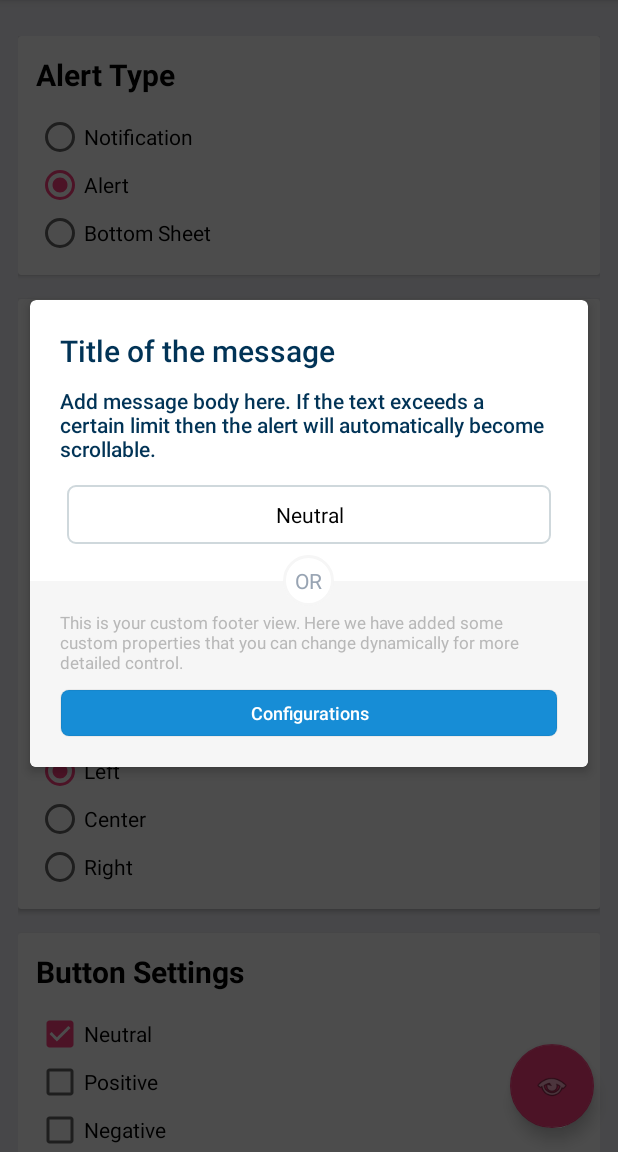
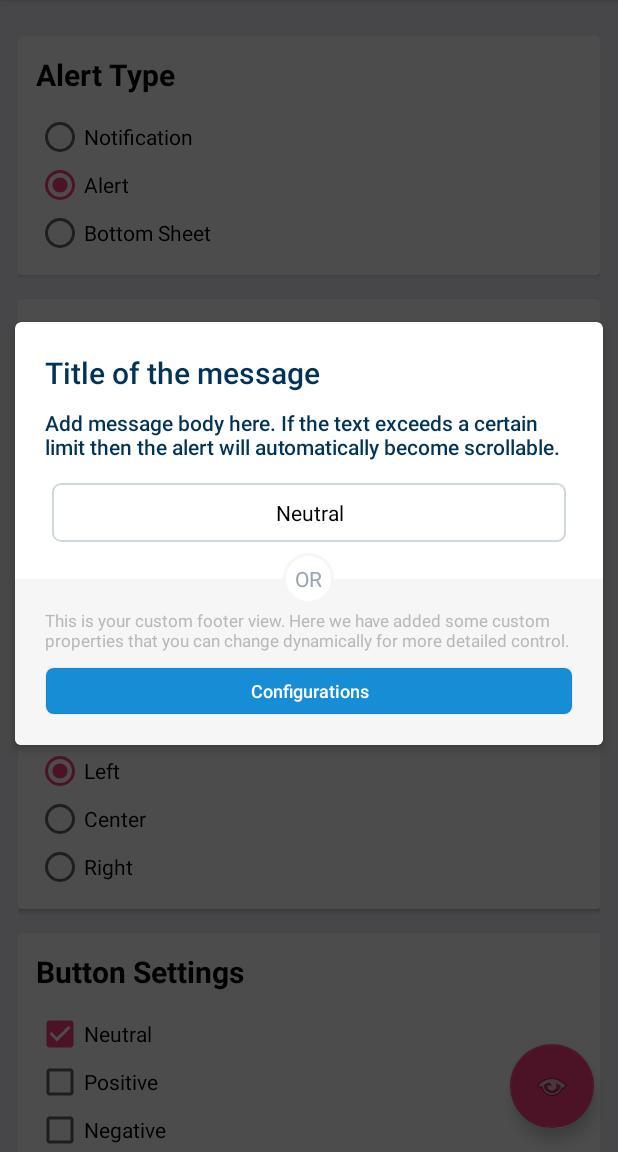
Before and after one commit to Codigami/CFAlertDialog, an Android app: the screen it shows after launch (StartActivity), after a tap on an icon or button, on a phone screen of 412 x 824 dp, the part 84-1236 px from its top. Run offline under Robolectric (Android 15) with nearby library versions, the phone set to English and light mode, and no system bars; our stand-ins replace ButterKnife.

Commit message:
Reduced the outer margin to 10dp.

```diff
--- a/cfalertdialog/src/main/res/values/dimen.xml
+++ b/cfalertdialog/src/main/res/values/dimen.xml
@@ -3,7 +3,7 @@
 
     <dimen name="cfdialog_maxwidth">400dp</dimen>
 
-    <dimen name="cfdialog_outer_margin">20dp</dimen>
+    <dimen name="cfdialog_outer_margin">10dp</dimen>
     <dimen name="cfdialog_internal_spacing">10dp</dimen>
     <dimen name="cfdialog_internal_spacing_half">5dp</dimen>
     <dimen name="cfdialog_padding">20dp</dimen>
```
